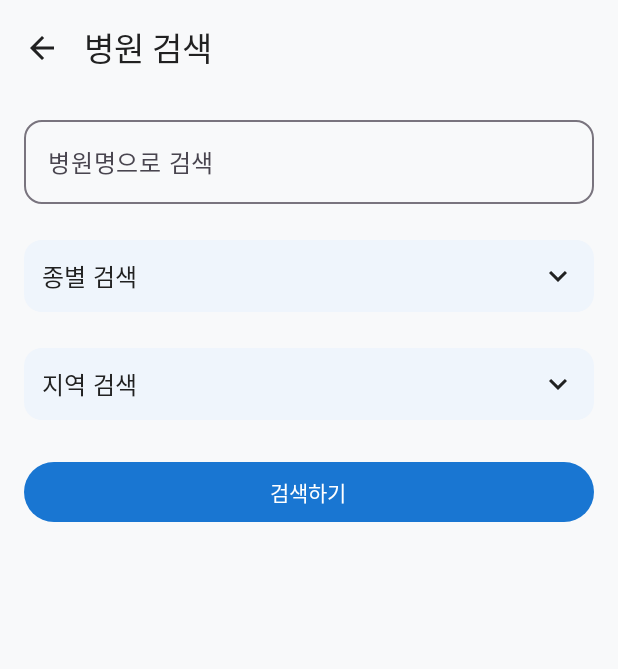
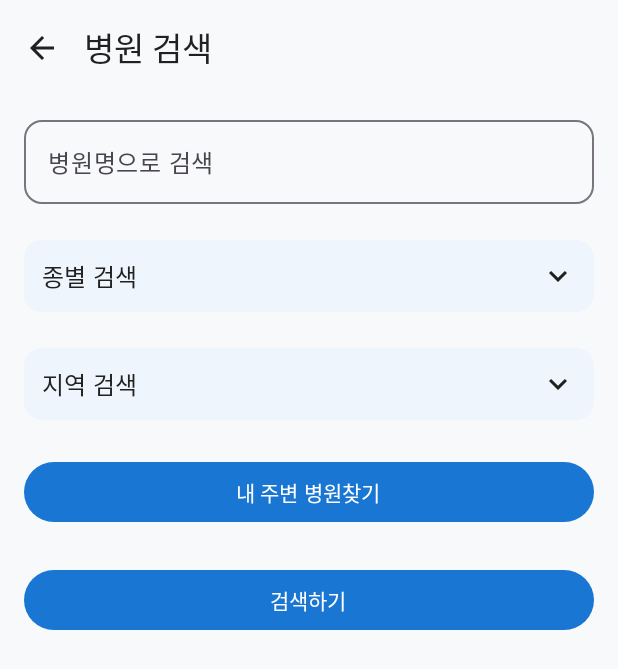
Before and after one commit to ehdwnl0604-netizen/medisearch, an Android app built with Jetpack Compose: the HospitalSearchFilterScreen screen opened through its navigation route, on a phone screen of 412 x 824 dp. Shown: the top 669 px of the screen. Run offline under Robolectric (Android 15) with nearby library versions, the phone set to English and light mode, and no system bars; our stand-ins replace Dagger/Hilt's generated code, Firebase (no records; nobody signed in at launch, a user with empty details on screens opened directly).

Commit message:
지도기반 프로토타입

```diff
--- a/app/src/main/java/com/dongjin/hospitalapp/ui/nav/AppNavHost.kt
+++ b/app/src/main/java/com/dongjin/hospitalapp/ui/nav/AppNavHost.kt
@@ -20,6 +20,7 @@ import com.dongjin.hospitalapp.ui.screen.signup.SignUpScreen
 import com.dongjin.hospitalapp.ui.screen.hospital.HospitalDetailScreen
 import com.dongjin.hospitalapp.ui.screen.hospital.HospitalListScreen
 import com.dongjin.hospitalapp.ui.screen.hospital.HospitalSearchFilterScreen
+import com.dongjin.hospitalapp.ui.screen.hospital.NearbyHospitalMapScreen
 import com.dongjin.hospitalapp.ui.screen.login.LoginSelectionScreen
 import com.dongjin.hospitalapp.ui.screen.product.ProductPurchaseScreen
 import com.dongjin.hospitalapp.ui.screen.product.NaverShoppingWebViewScreen
@@ -65,6 +66,10 @@ fun AppNavHost(navController: NavHostController) {
 			}
 		}
 
+		composable("nearbyHospitalMap") {
+			NearbyHospitalMapScreen(navController = navController)
+		}
+
 		// 질환정보
 		composable("diseaseCategory") { DiseaseCategoryScreen(navController = navController) }
 		composable("diseaseList/{category}") { backStackEntry ->
--- a/app/src/main/java/com/dongjin/hospitalapp/ui/screen/hospital/HospitalSearchFilterScreen.kt
+++ b/app/src/main/java/com/dongjin/hospitalapp/ui/screen/hospital/HospitalSearchFilterScreen.kt
@@ -107,6 +107,18 @@ fun HospitalSearchFilterScreen(
 
 			Button(
 				onClick = {
+					navController.navigate("nearbyHospitalMap")
+				},
+				modifier = Modifier.fillMaxWidth(),
+				colors = ButtonDefaults.buttonColors(
+					containerColor = MaterialTheme.colorScheme.primary
+				)
+			) {
+				Text("내 주변 병원찾기")
+			}
+
+			Button(
+				onClick = {
 					val nameParam = URLEncoder.encode(searchText, "utf-8")
 					val diseaseParam = HospitalCodeMapper.getDepartmentCodes(selectedDiseases).joinToString(",")
 					val typeParam = HospitalCodeMapper.getHospitalTypeCodes(selectedHospitalTypes).joinToString(",")
--- a/gradle.properties
+++ b/gradle.properties
@@ -15,6 +15,7 @@ org.gradle.jvmargs=-Xmx2048m -Dfile.encoding=UTF-8
 # Android operating system, and which are packaged with your app's APK
 # https://developer.android.com/topic/libraries/support-library/androidx-rn
 android.useAndroidX=true
+android.enableJetifier=true
 # Kotlin code style for this project: "official" or "obsolete":
 kotlin.code.style=official
 # Enables namespacing of each library's R class so that its R class includes only the
```
Also changed, not shown: app/build.gradle.kts (+11 -0 lines), app/src/main/AndroidManifest.xml (+10 -1 lines), app/src/main/java/com/dongjin/hospitalapp/viewmodel/HospitalViewModel.kt (+23 -0 lines), settings.gradle.kts (+7 -0 lines).
